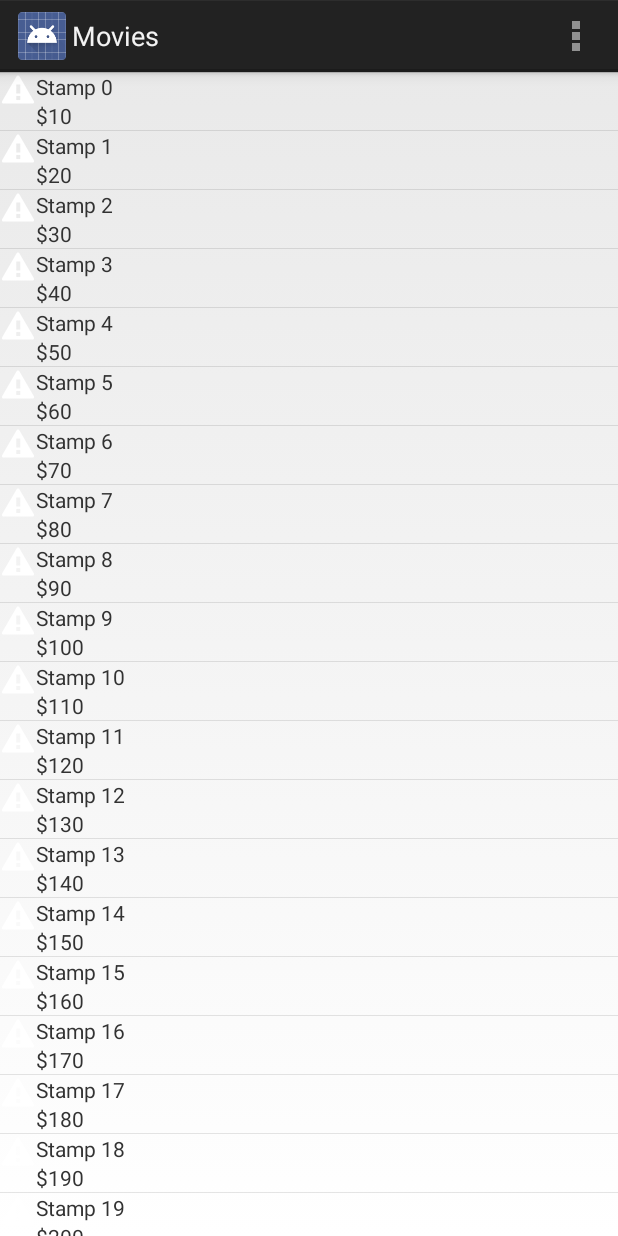
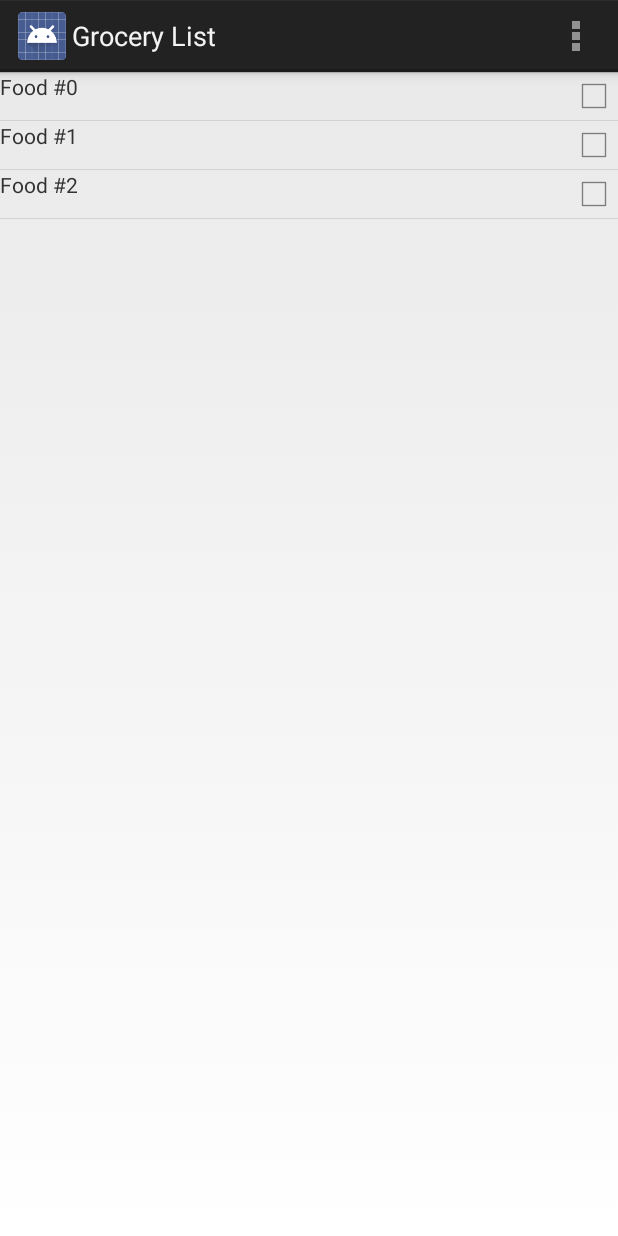
Before and after one commit to awood82/RememberTheBacon, an Android app: the screen it shows after launch (MyListActivity before the commit, GroceryListActivity after it), on a phone screen of 412 x 824 dp. Run offline under Robolectric (Android 15) with nearby library versions, the phone set to English and light mode, and no system bars; pictures from the network do not load.

Commit message:
Removed all that test movie stuff. Added new classes for the list editor. Added Consumable model class (For food, cleaning supplies, etc.) Added layout for consumables to be used by the list adapter. Added a simple functional test to verify that the title is set.

```diff
--- a/app/src/main/AndroidManifest.xml
+++ b/app/src/main/AndroidManifest.xml
@@ -11,7 +11,7 @@
         android:label="@string/app_name"
         android:theme="@style/AppTheme" >
         <activity
-            android:name=".MyListActivity"
+            android:name=".GroceryListActivity"
             android:label="@string/app_name" >
             <intent-filter>
                 <action android:name="android.intent.action.MAIN" />
--- a/app/src/main/java/com/digitalwood/rememberthebacon/MyListActivity.java
+++ b/app/src/main/java/com/digitalwood/rememberthebacon/GroceryListActivity.java
@@ -5,17 +5,17 @@ import android.support.v4.app.Fragment;
 import android.view.Menu;
 import android.view.MenuItem;
 
-public class MyListActivity extends SingleFragmentActivity {
+public class GroceryListActivity extends SingleFragmentActivity {
 
     @Override
     protected Fragment createFragment() {
-        return new MyListFragment();
+        return new GroceryListFragment();
     }
 
     @Override
     protected void onCreate(Bundle savedInstanceState) {
         super.onCreate(savedInstanceState);
-        setContentView(R.layout.activity_fragment);
+        setContentView(R.layout.activity_mylistfragment);
     }
 
     @Override
--- /dev/null
+++ b/app/src/main/java/com/digitalwood/rememberthebacon/GroceryListFragment.java
@@ -0,0 +1,77 @@
+package com.digitalwood.rememberthebacon;
+
+import android.os.Bundle;
+import android.support.v4.app.ListFragment;
+import android.view.View;
+import android.view.ViewGroup;
+import android.widget.ArrayAdapter;
+import android.widget.ImageView;
+import android.widget.TextView;
+
+import com.digitalwood.rememberthebacon.model.Consumable;
+
+import java.util.ArrayList;
+
+/**
+ * Created by awood on 7/6/14.
+ */
+public class GroceryListFragment extends ListFragment {
+
+    private ArrayList<Consumable> mConsumables;
+
+    @Override
+    public void onCreate(Bundle savedInstanceState) {
+        super.onCreate(savedInstanceState);
+        getActivity().setTitle(getResources().getString(R.string.list_title));
+
+        initConsumables();
+        //mMovies = (ArrayList<MovieInfo>) getArguments().getSerializable(GroceryListActivity.EXTRA_MOVIES_KEY);
+
+        /*ArrayAdapter<MovieInfo> adapter = new ArrayAdapter<MovieInfo>(
+                getActivity(),
+                android.R.layout.simple_list_item_1,
+                mMovies);*/
+        GroceryListAdapter adapter = new GroceryListAdapter(mConsumables);
+        setListAdapter(adapter);
+    }
+
+    private void initConsumables() {
+        mConsumables = new ArrayList<Consumable>();
+        for (int i = 0; i < 3; i++)
+        {
+            mConsumables.add(new Consumable("Food #" + i));
+        }
+    }
+
+    private class GroceryListAdapter extends ArrayAdapter<Consumable> {
+        public GroceryListAdapter(ArrayList<Consumable> consumables) {
+            super(getActivity(), 0, consumables);
+        }
+
+        @Override
+        public View getView(int position, View convertView, ViewGroup parent) {
+            // If we weren't given a view, inflate one
+            if (convertView == null) {
+                convertView = getActivity().getLayoutInflater().inflate(
+                        R.layout.list_item_consumable, null);
+            }
+
+            // Configure the view for this movie
+            Consumable item = getItem(position);
+
+            TextView nameTextView = (TextView) convertView.findViewById(R.id.name_textView);
+            nameTextView.setText(item.getName());
+            //TextView ratingTextView = (TextView) convertView.findViewById(R.id.rating_textView);
+            //ratingTextView.setText(mi.getRating());
+            /*ImageView moviePosterImage = (ImageView) convertView.findViewById(R.id.movie_imageView);
+            Picasso.with(getContext())
+                    //.load("http://i.imgur.com/DvpvklR.png")
+                    .load("http://www.637363.com/scans/public/842/0444" + (56 + position) + ".jpg")
+                    .placeholder(android.R.drawable.gallery_thumb)
+                    .error(android.R.drawable.stat_notify_error)
+                    .resize(200,200)
+                    .into(moviePosterImage); */
+            return convertView;
+        }
+    }
+}
--- a/app/src/main/java/com/digitalwood/rememberthebacon/MyListFragment.java
+++ /dev/null
@@ -1,81 +0,0 @@
-package com.digitalwood.rememberthebacon;
-
-import android.os.Bundle;
-import android.support.v4.app.ListFragment;
-import android.view.View;
-import android.view.ViewGroup;
-import android.widget.ArrayAdapter;
-import android.widget.ImageView;
-import android.widget.TextView;
-
-import com.digitalwood.rememberthebacon.model.MovieInfo;
-import com.squareup.picasso.Picasso;
-
-import java.util.ArrayList;
-
-/**
- * Created by awood on 7/6/14.
- */
-public class MyListFragment extends ListFragment {
-
-    private ArrayList<MovieInfo> mMovies;
-
-    @Override
-    public void onCreate(Bundle savedInstanceState) {
-        super.onCreate(savedInstanceState);
-        getActivity().setTitle("Movies");
-
-        initMovies();
-        //mMovies = (ArrayList<MovieInfo>) getArguments().getSerializable(MyListActivity.EXTRA_MOVIES_KEY);
-
-        /*ArrayAdapter<MovieInfo> adapter = new ArrayAdapter<MovieInfo>(
-                getActivity(),
-                android.R.layout.simple_list_item_1,
-                mMovies);*/
-        MyListAdapter adapter = new MyListAdapter(mMovies);
-        setListAdapter(adapter);
-    }
-
-    private void initMovies()
-    {
-        mMovies = new ArrayList<MovieInfo>();
-        for (int i = 0; i < 40; i++)
-        {
-            mMovies.add(new MovieInfo("Stamp " + i, "$" + ((i % 30 + 1) * 10), ""));
-        }
-    }
-
-    private class MyListAdapter extends ArrayAdapter<MovieInfo> {
-        public MyListAdapter(ArrayList<MovieInfo> movies) {
-            super(getActivity(), 0, movies);
-        }
-
-        @Override
-        public View getView(int position, View convertView, ViewGroup parent) {
-            // If we weren't given a view, inflate one
-            if (convertView == null)
-            {
-                convertView = getActivity().getLayoutInflater().inflate(
-                        R.layout.list_item_movie, null);
-            }
-
-            // Configure the view for this movie
-            MovieInfo mi = getItem(position);
-
-            TextView titleTextView = (TextView) convertView.findViewById(R.id.title_textView);
-            titleTextView.setText(mi.getTitle());
-            TextView ratingTextView = (TextView) convertView.findViewById(R.id.rating_textView);
-            ratingTextView.setText(mi.getRating());
-            ImageView moviePosterImage = (ImageView) convertView.findViewById(R.id.movie_imageView);
-            Picasso.with(getContext())
-                    //.load("http://i.imgur.com/DvpvklR.png")
-                    .load("http://www.637363.com/scans/public/842/0444" + (56 + position) + ".jpg")
-                    .placeholder(android.R.drawable.gallery_thumb)
-                    .error(android.R.drawable.stat_notify_error)
-                    .resize(200,200)
-                    .into(moviePosterImage);
-
-            return convertView;
-        }
-    }
-}
--- /dev/null
+++ b/app/src/main/java/com/digitalwood/rememberthebacon/model/Consumable.java
@@ -0,0 +1,24 @@
+package com.digitalwood.rememberthebacon.model;
+
+/**
+ * Created by Andrew on 7/9/2014.
+ * Copyright 2014
+ *
+ * Model class for a consumable grocery store item (food, movie, cleaning supply, etc.)
+ */
+public class Consumable {
+
+    private String mName;
+
+    public Consumable(String name) {
+        mName = name;
+    }
+
+    public String getName() {
+        return mName;
+    }
+
+    public void setName(String name) {
+        mName = name;
+    }
+}
--- a/app/src/main/java/com/digitalwood/rememberthebacon/model/MovieInfo.java
+++ b/app/src/main/java/com/digitalwood/rememberthebacon/model/MovieInfo.java
@@ -9,8 +9,7 @@ public class MovieInfo {
     private String mRating;
     private String mPosterURL;
 
-    public MovieInfo(String title, String rating, String posterURL)
-    {
+    public MovieInfo(String title, String rating, String posterURL) {
         mTitle = title;
         mRating = rating;
         mPosterURL = posterURL;
--- a/app/src/main/res/layout/activity_fragment.xml
+++ b/app/src/main/res/layout/activity_fragment.xml
@@ -1,11 +1,6 @@
-<?xml version="1.0" encoding="utf-8"?>
-
 <FrameLayout xmlns:android="http://schemas.android.com/apk/res/android"
-              android:id="@+id/fragmentContainer"
-              android:layout_width="match_parent"
-              android:layout_height="match_parent">
-    <ListView
-        android:layout_width="match_parent"
-        android:layout_height="wrap_content"></ListView>
+    android:id="@+id/fragmentContainer"
+    android:layout_width="match_parent"
+    android:layout_height="match_parent">
 
 </FrameLayout>
--- /dev/null
+++ b/app/src/main/res/layout/activity_mylistfragment.xml
@@ -0,0 +1,11 @@
+<?xml version="1.0" encoding="utf-8"?>
+
+<FrameLayout xmlns:android="http://schemas.android.com/apk/res/android"
+              android:id="@+id/fragmentContainer"
+              android:layout_width="match_parent"
+              android:layout_height="match_parent">
+    <ListView
+        android:layout_width="match_parent"
+        android:layout_height="wrap_content"></ListView>
+
+</FrameLayout>
--- /dev/null
+++ b/app/src/main/res/layout/list_item_consumable.xml
@@ -0,0 +1,18 @@
+<?xml version="1.0" encoding="utf-8"?>
+
+<RelativeLayout xmlns:android="http://schemas.android.com/apk/res/android"
+    android:layout_width="match_parent" android:layout_height="match_parent">
+
+    <TextView
+        android:layout_width="wrap_content"
+        android:layout_height="wrap_content"
+        android:layout_alignParentLeft="true"
+        android:id="@+id/name_textView"/>
+
+    <CheckBox
+        android:layout_width="wrap_content"
+        android:layout_height="wrap_content"
+        android:layout_alignParentRight="true"
+        android:id="@+id/bought_checkBox"/>
+
+</RelativeLayout>
--- a/app/src/main/res/values/strings.xml
+++ b/app/src/main/res/values/strings.xml
@@ -2,7 +2,7 @@
 <resources>
 
     <string name="app_name">Remember The Bacon</string>
-    <string name="hello_world">Hello world!</string>
+    <string name="list_title">Grocery List</string>
     <string name="action_settings">Settings</string>
 
 </resources>
```
Also changed, not shown: app/src/main/java/com/digitalwood/rememberthebacon/ListEditorActivity.java (added, +16 -0 lines), app/src/main/java/com/digitalwood/rememberthebacon/ListEditorFragment.java (added, +16 -0 lines), app/src/main/res/layout/activity_my.xml (deleted, +0 -16 lines), 2 other files.
